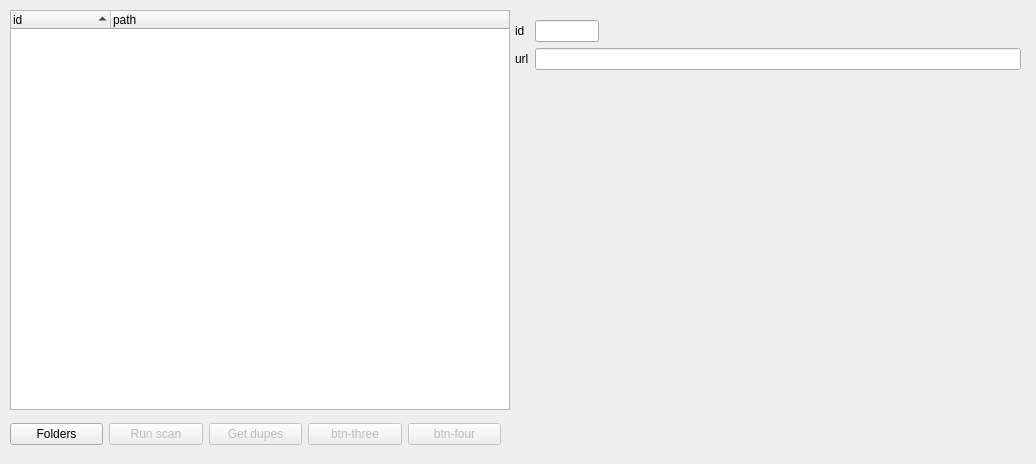
Before: the Qt Designer form main.ui in kthordarson/findgits, drawn with Qt 5.
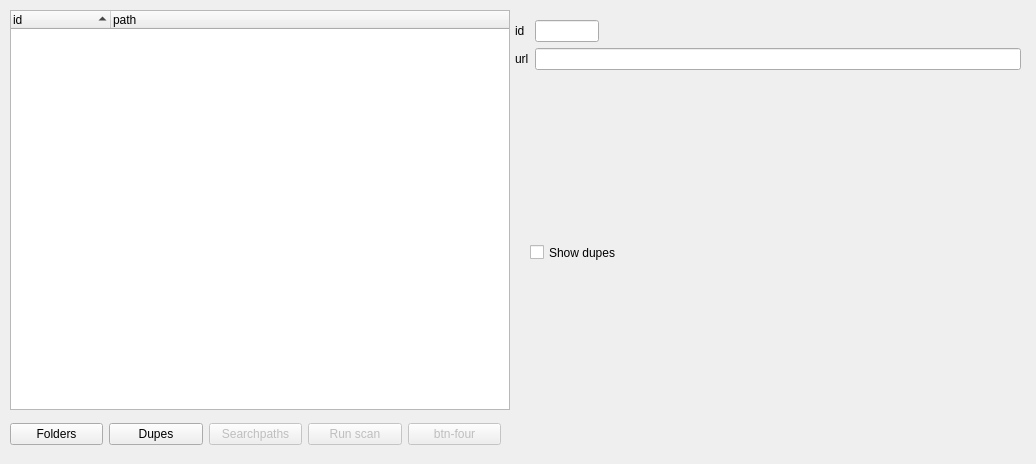
After: the same form once the commit is applied.

```diff
--- a/main.ui
+++ b/main.ui
@@ -129,6 +129,26 @@
       </property>
      </widget>
     </item>
+    <item>
+     <widget class="QPushButton" name="getdupes_button">
+      <property name="enabled">
+       <bool>true</bool>
+      </property>
+      <property name="text">
+       <string>Dupes</string>
+      </property>
+     </widget>
+    </item>
+    <item>
+     <widget class="QPushButton" name="searchpaths_button">
+      <property name="enabled">
+       <bool>false</bool>
+      </property>
+      <property name="text">
+       <string>Searchpaths</string>
+      </property>
+     </widget>
+    </item>
     <item>
      <widget class="QPushButton" name="runscan_button">
       <property name="enabled">
@@ -139,26 +159,6 @@
       </property>
      </widget>
     </item>
-    <item>
-     <widget class="QPushButton" name="getdupes_button">
-      <property name="enabled">
-       <bool>false</bool>
-      </property>
-      <property name="text">
-       <string>Get dupes</string>
-      </property>
-     </widget>
-    </item>
-    <item>
-     <widget class="QPushButton" name="pushButton_4">
-      <property name="enabled">
-       <bool>false</bool>
-      </property>
-      <property name="text">
-       <string>btn-three</string>
-      </property>
-     </widget>
-    </item>
     <item>
      <widget class="QPushButton" name="pushButton_5">
       <property name="enabled">
@@ -171,6 +171,19 @@
     </item>
    </layout>
   </widget>
+  <widget class="QCheckBox" name="checkBox_showdupes">
+   <property name="geometry">
+    <rect>
+     <x>530</x>
+     <y>240</y>
+     <width>121</width>
+     <height>25</height>
+    </rect>
+   </property>
+   <property name="text">
+    <string>Show dupes</string>
+   </property>
+  </widget>
   <action name="actionactionone">
    <property name="checkable">
     <bool>true</bool>
```
